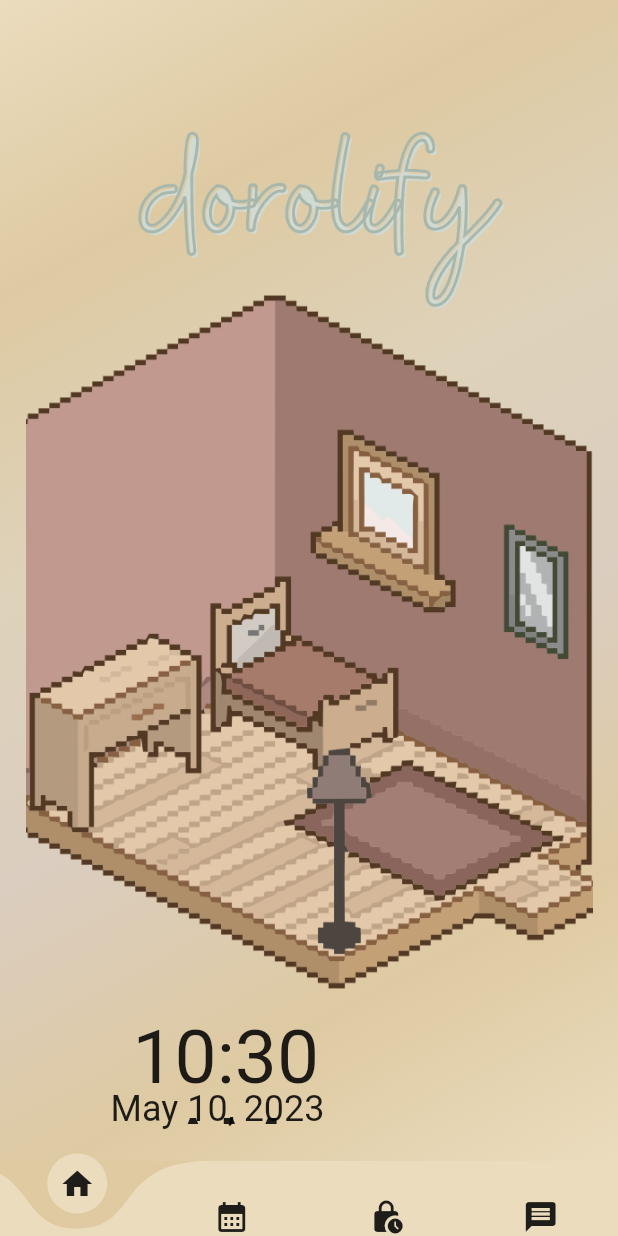
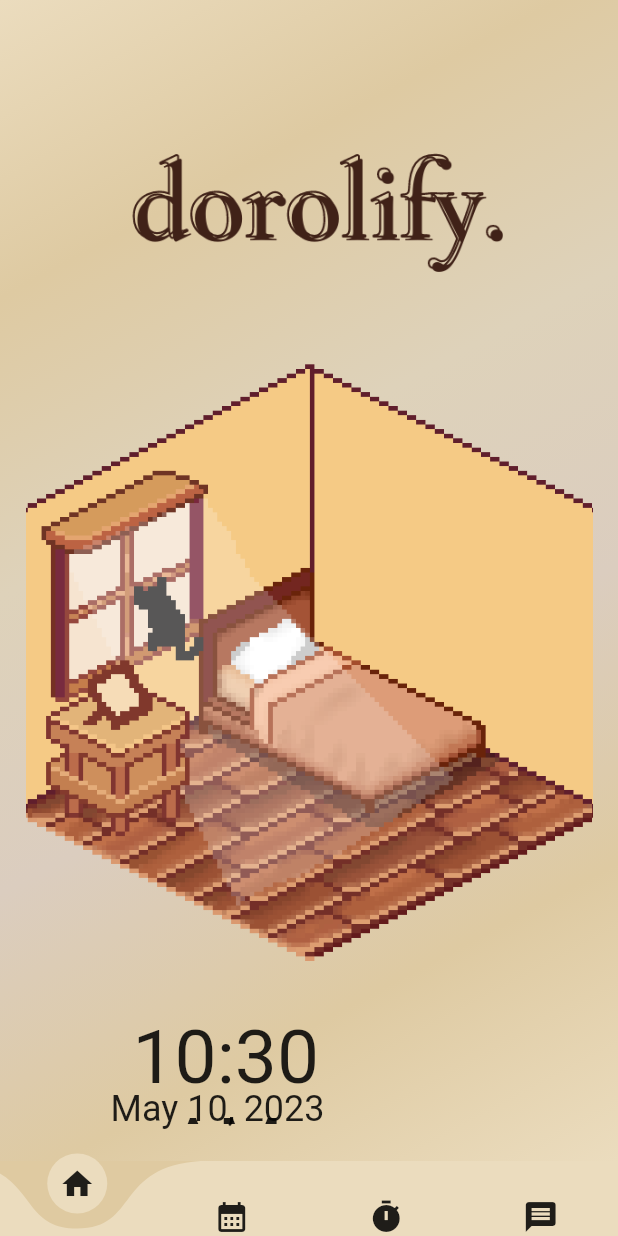
Before and after one commit to progmarii/dorolify, a Flutter app: the screen it shows after launch, on a phone screen of 412 x 824 dp. Run offline on Flutter 3.47's test engine with Material 2 defaults, Android fonts, the phone set to English and light mode, and no system bars; drawn by our look-alikes of curved_navigation_bar; our stand-ins replace table_calendar.

Commit message:
final update

```diff
--- a/lib/homepage.dart
+++ b/lib/homepage.dart
@@ -41,7 +41,7 @@
           items: const [
             Icon(Icons.home),
             Icon(Icons.calendar_month),
-            Icon(Icons.lock_clock_rounded),
+            Icon(Icons.timer),
             Icon(Icons.message),
           ]),
     );
--- a/lib/pages/home.dart
+++ b/lib/pages/home.dart
@@ -40,7 +40,7 @@
                   width: 344 * fem,
                   height: 421 * fem,
                   child: Image.asset(
-                    'assets/page-1/images/room-1.png',
+                    'assets/page-1/images/dorolify-room-cat1.png',
                     fit: BoxFit.cover,
                   ),
                 ),
@@ -89,7 +89,7 @@
                   width: 275 * fem,
                   height: 200 * fem,
                   child: Image.asset(
-                    'assets/page-1/images/dorolify-1-1.png',
+                    'assets/page-1/images/dorolify.png',
                     fit: BoxFit.cover,
                   ),
                 ),
```
Also changed, not shown: pubspec.yaml (+6 -2 lines), assets/page-1/images/dorolify-room-cat1.png (added), assets/page-1/images/dorolify-room1.png (added), assets/page-1/images/dorolify.png (added), lib/icons/calendar-20.png (added).
